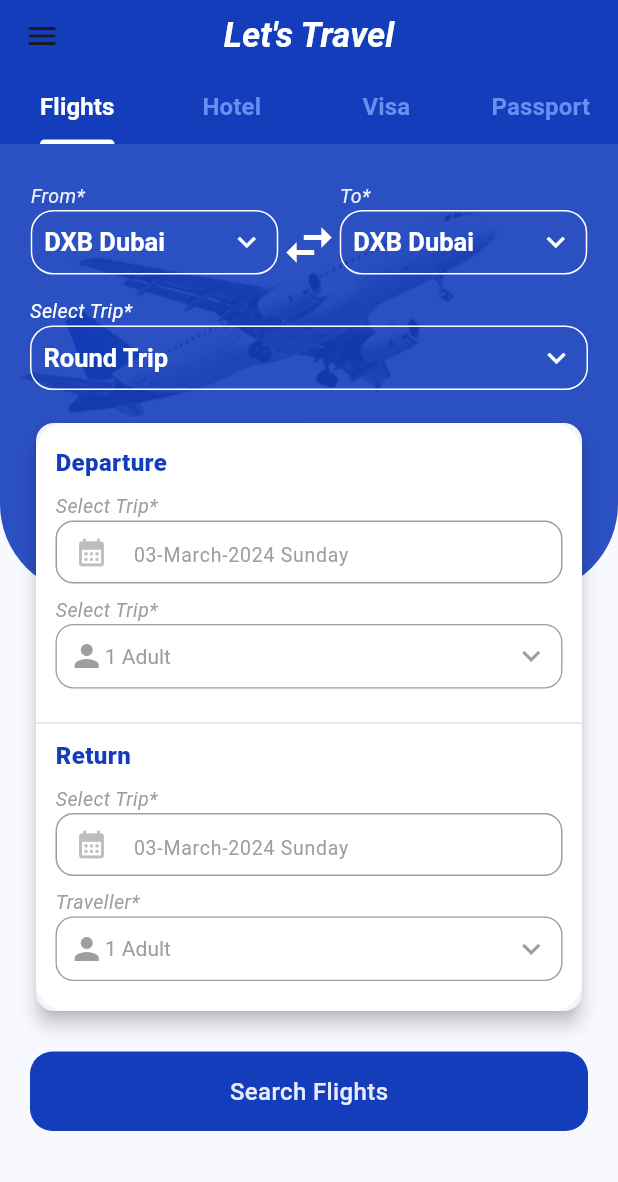
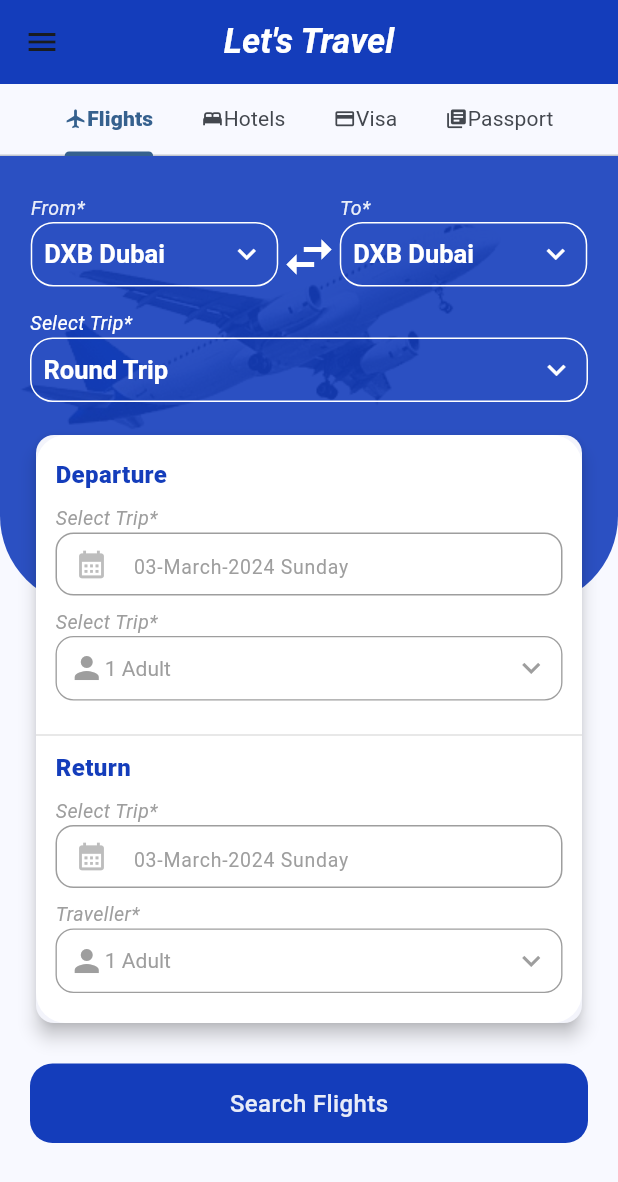
Before and after one commit to saninthottungal/fairFlights, a Flutter app: the screen it shows after launch, on a phone screen of 412 x 824 dp. Shown: the top 1182 px of the screen. Run offline on Flutter 3.47's test engine with Material 3 defaults, Android fonts, the phone set to English and light mode, and no system bars; our stand-ins replace easy_date_timeline, google_fonts; missing offline and left inert: paged_vertical_calendar.

Commit message:
modified tabs

```diff
--- a/lib/view/home/screens/home_screen.dart
+++ b/lib/view/home/screens/home_screen.dart
@@ -5,6 +5,7 @@ import 'package:flight_booking/view/home/widgets/drawerHome.dart';
 import 'package:flight_booking/view/home/widgets/inputs_widget.dart';
 import 'package:flight_booking/view/home/tabs/tab_bar_widget.dart';
 import 'package:flutter/material.dart';
+import 'package:flutter/widgets.dart';
 
 class Home extends StatefulWidget {
   const Home({super.key});
@@ -43,15 +44,19 @@ class _HomeState extends State<Home> with TickerProviderStateMixin {
           ),
         ),
         // Tab Bar Widget
-        bottom: PreferredSize(
-          preferredSize: const Size.fromHeight(40),
-          child: TabBarWidget(
-            tabController: tabController,
-          ),
-        ),
+        // bottom: PreferredSize(
+        //   preferredSize: const Size.fromHeight(40),
+        //   child: TabBarWidget(
+        //     tabController: tabController,
+        //   ),
+        // ),
       ),
       // Tabs
-      body: SizedBox(
+      body: Column(
+        children: [
+          TabBarWidget(tabController: tabController),
+          Expanded(
+            child: SizedBox(
               width: double.infinity,
               height: double.infinity,
               child: TabBarView(
@@ -71,6 +76,9 @@ class _HomeState extends State<Home> with TickerProviderStateMixin {
                   const PassportTab()
                 ],
               ),
+            ),
+          ),
+        ],
       ),
       drawer: const DrawerHome(),
     );
--- a/lib/view/home/tabs/tab_bar_widget.dart
+++ b/lib/view/home/tabs/tab_bar_widget.dart
@@ -11,31 +11,66 @@ class TabBarWidget extends StatelessWidget {
   @override
   Widget build(BuildContext context) {
     return TabBar(
+      labelStyle: const TextStyle(fontWeight: FontWeight.w900),
+      isScrollable: true,
       controller: tabController,
-      dividerColor: Colors.transparent,
-      indicatorColor: Colors.white,
+      tabAlignment: TabAlignment.center,
+      // dividerColor: Colors.transparent,
+      // indicatorColor: Colors.white,
+      // unselectedLabelStyle: const TextStyle(
+      //   color: Color.fromRGBO(105, 143, 241, 1),
+      //   fontWeight: FontWeight.bold,
+      //   fontSize: 16,
+      // ),
+      // labelColor: Colors.white,
       unselectedLabelStyle: const TextStyle(
-        color: Color.fromRGBO(105, 143, 241, 1),
-        fontWeight: FontWeight.bold,
-        fontSize: 16,
+        fontWeight: FontWeight.w400,
       ),
-      labelColor: Colors.white,
-      labelStyle: const TextStyle(
-        fontWeight: FontWeight.bold,
-        fontSize: 16,
-      ),
+
       tabs: const [
         Tab(
-          text: "Flights",
+          child: Row(
+            children: [
+              Icon(
+                Icons.flight,
+                size: 15,
+              ),
+              Text("Flights")
+            ],
+          ),
         ),
         Tab(
-          text: "Hotel",
+          child: Row(
+            children: [
+              Icon(
+                Icons.bed,
+                size: 15,
+              ),
+              Text("Hotels")
+            ],
+          ),
         ),
         Tab(
-          text: "Visa",
+          child: Row(
+            children: [
+              Icon(
+                Icons.credit_card,
+                size: 15,
+              ),
+              Text("Visa")
+            ],
+          ),
         ),
         Tab(
-          text: "Passport",
+          child: Row(
+            children: [
+              Icon(
+                Icons.library_books,
+                size: 15,
+              ),
+              Text("Passport")
+            ],
+          ),
         ),
       ],
     );
```
Lines whose indentation alone changed are shown as unchanged.
